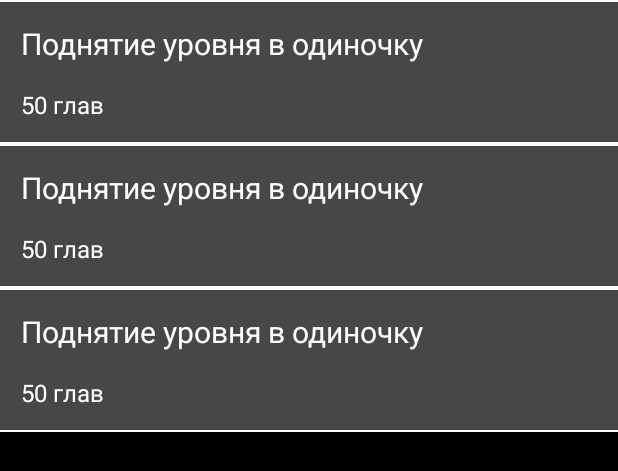
After one commit to Seriy0904/MangaReader, an Android app: the layout activity_saved_manga.xml on its own in the app's theme, with its tools: preview values and no code run, on a phone screen of 412 x 824 dp. The commit adds this screen. Shown: the top 471 px of the screen. Run offline under Robolectric (Android 15) with nearby library versions, the phone set to English and light mode, and no system bars.

Commit message:
Add saved manga

```diff
--- a/app/build.gradle
+++ b/app/build.gradle
@@ -32,6 +32,7 @@ android {
 }
 
 dependencies {
+    implementation 'com.github.bumptech.glide:glide:4.12.0'
     implementation 'com.google.code.gson:gson:2.8.8'
     implementation 'com.alexvasilkov:gesture-views:2.7.1'
     implementation 'androidx.core:core-ktx:1.7.0'
--- a/app/src/main/AndroidManifest.xml
+++ b/app/src/main/AndroidManifest.xml
@@ -2,7 +2,8 @@
 <manifest xmlns:android="http://schemas.android.com/apk/res/android"
     xmlns:tools="http://schemas.android.com/tools"
     package="dev.seriy0904.mangareader">
-    <uses-permission android:name="android.permission.READ_EXTERNAL_STORAGE"/>
+
+    <uses-permission android:name="android.permission.READ_EXTERNAL_STORAGE" />
 
     <application
         android:allowBackup="true"
@@ -11,6 +12,9 @@
         android:roundIcon="@mipmap/ic_launcher_round"
         android:supportsRtl="true"
         android:theme="@style/Theme.MangaReader">
+        <activity
+            android:name=".SavedMangaActivity"
+            android:exported="false" />
         <activity
             android:name=".MainActivity"
             android:exported="true">
--- /dev/null
+++ b/app/src/main/res/layout/activity_saved_manga.xml
@@ -0,0 +1,15 @@
+<?xml version="1.0" encoding="utf-8"?>
+<LinearLayout xmlns:android="http://schemas.android.com/apk/res/android"
+    xmlns:app="http://schemas.android.com/apk/res-auto"
+    xmlns:tools="http://schemas.android.com/tools"
+    android:layout_width="match_parent"
+    android:layout_height="match_parent"
+    android:background="@color/black"
+    tools:context=".SavedMangaActivity">
+
+    <androidx.recyclerview.widget.RecyclerView
+        android:id="@+id/filesRecycler"
+        android:layout_width="match_parent"
+        android:layout_height="match_parent"
+        tools:listitem="@layout/files_item" />
+</LinearLayout>
--- /dev/null
+++ b/app/src/main/res/layout/files_item.xml
@@ -0,0 +1,41 @@
+<?xml version="1.0" encoding="utf-8"?>
+<LinearLayout xmlns:android="http://schemas.android.com/apk/res/android"
+    xmlns:tools="http://schemas.android.com/tools"
+    android:layout_width="match_parent"
+    android:layout_height="wrap_content"
+    android:background="@color/grey"
+    android:foreground="?android:attr/selectableItemBackground"
+    android:orientation="vertical">
+
+    <View
+        android:layout_width="match_parent"
+        android:layout_height="1dp"
+        android:layout_marginBottom="6dp"
+        android:background="@color/white" />
+
+    <TextView
+        android:id="@+id/mangaFileName"
+        android:layout_width="match_parent"
+        android:layout_height="wrap_content"
+        android:layout_margin="8dp"
+        android:textColor="@color/white"
+        android:paddingHorizontal="6dp"
+        android:textSize="20sp"
+        tools:text="Поднятие уровня в одиночку" />
+
+    <TextView
+        android:textColor="@color/white"
+        android:id="@+id/mangaFileChapters"
+        android:layout_width="match_parent"
+        android:layout_height="wrap_content"
+        android:layout_margin="8dp"
+        android:paddingHorizontal="6dp"
+        android:textSize="16sp"
+        tools:text="50 глав" />
+
+    <View
+        android:layout_width="match_parent"
+        android:layout_height="1dp"
+        android:layout_marginTop="6dp"
+        android:background="@color/white" />
+</LinearLayout>
--- a/app/src/main/res/menu/menu.xml
+++ b/app/src/main/res/menu/menu.xml
@@ -2,6 +2,6 @@
 <menu xmlns:android="http://schemas.android.com/apk/res/android">
     <item android:title="Выбрать мангу"
         android:id="@+id/selectManga"/>
-    <item android:title="Сохранить мангу"
-        android:id="@+id/saveManga"/>
+    <item android:title="Читаемые манги"
+        android:id="@+id/savedManga"/>
 </menu>
--- a/app/src/main/res/values/colors.xml
+++ b/app/src/main/res/values/colors.xml
@@ -7,4 +7,5 @@
     <color name="teal_700">#FF018786</color>
     <color name="black">#FF000000</color>
     <color name="white">#FFFFFFFF</color>
+    <color name="grey">#474747</color>
 </resources>
```
Also changed, not shown: app/src/main/java/dev/seriy0904/mangareader/MainActivity.kt (+158 -39 lines), app/src/main/java/dev/seriy0904/mangareader/SavedMangaActivity.kt (added, +95 -0 lines), app/src/main/java/dev/seriy0904/mangareader/adapter/FilesListAdapter.kt (added, +39 -0 lines), app/src/main/java/dev/seriy0904/mangareader/adapter/FilesListModel.kt (added, +7 -0 lines), app/src/main/res/layout/activity_main.xml (+6 -2 lines).
